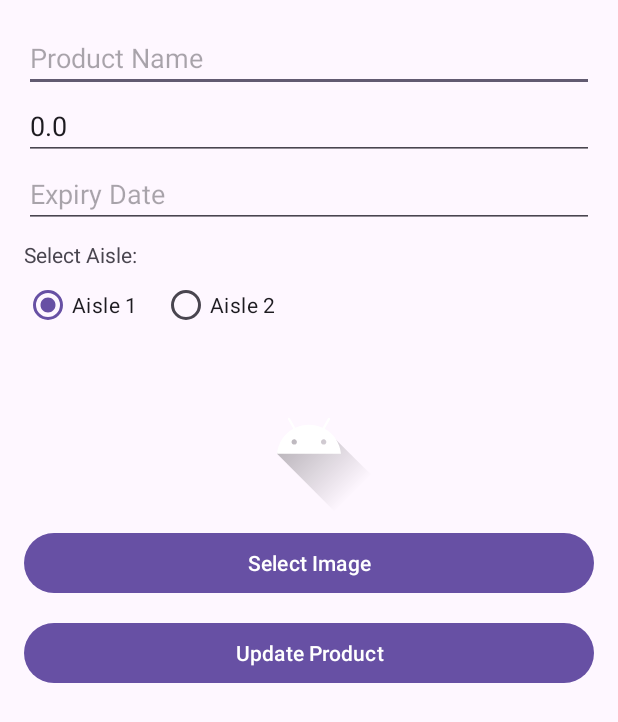
After one commit to ClubEijay/ReFresh-Dynamic-Pricing-For-Perishable-Goods-, an Android app: the EditProductActivity screen opened directly, with no data from a screen before it, on a phone screen of 412 x 824 dp. The commit adds this screen. Shown: the top 722 px of the screen. Run offline under Robolectric (Android 15) with nearby library versions, the phone set to English and light mode, and no system bars; pictures from the network do not load.

Commit message:
"crud product update"

```diff
--- a/app/src/main/AndroidManifest.xml
+++ b/app/src/main/AndroidManifest.xml
@@ -41,10 +41,16 @@
             android:name=".SignUp"
             android:exported="false" />
         <activity
+            android:name=".EditProductActivity"
+            android:exported="false" />
+        <activity
             android:name=".LogIn"
             android:exported="false" />
         <activity
             android:name=".GetStartedActivity"
+            android:exported="false" />
+        <activity
+            android:name=".ChangePassword"
             android:exported="false" />
         <activity
             android:name=".SplashActivity"
--- /dev/null
+++ b/app/src/main/java/com/example/refresh/EditProductActivity.kt
@@ -0,0 +1,206 @@
+package com.example.refresh
+
+import android.app.Activity
+import android.app.DatePickerDialog
+import android.content.Intent
+import android.graphics.BitmapFactory
+import android.net.Uri
+import android.os.Bundle
+import android.util.Base64
+import android.util.Log
+import android.widget.Button
+import android.widget.EditText
+import android.widget.ImageView
+import android.widget.RadioButton
+import android.widget.RadioGroup
+import android.widget.TextView
+import android.widget.Toast
+import androidx.activity.result.contract.ActivityResultContracts
+import androidx.appcompat.app.AppCompatActivity
+import com.example.refresh.model.Product
+import com.example.refresh.network.RetrofitClient
+import com.example.refresh.util.UserSessionManager
+import kotlinx.coroutines.CoroutineScope
+import kotlinx.coroutines.Dispatchers
+import kotlinx.coroutines.launch
+import kotlinx.coroutines.withContext
+import java.io.ByteArrayOutputStream
+import java.util.Calendar
+
+class EditProductActivity : AppCompatActivity() {
+
+    private val TAG = "EditProductActivity"
+    private lateinit var productId: String
+    private lateinit var productName: EditText
+    private lateinit var productPrice: EditText
+    private lateinit var expiryDate: EditText
+    private lateinit var aisleGroup: RadioGroup
+    private lateinit var aisle1: RadioButton
+    private lateinit var aisle2: RadioButton
+    private lateinit var productImagePreview: ImageView
+    private lateinit var selectImageButton: Button
+    private lateinit var updateButton: Button
+    private lateinit var sessionManager: UserSessionManager
+
+    private var selectedImageUri: Uri? = null
+    private var originalImageBase64: String? = null
+    private var newImageBase64: String? = null
+
+    // Register for activity result to handle image picking
+    private val imagePickerLauncher = registerForActivityResult(
+        ActivityResultContracts.GetContent()
+    ) { uri: Uri? ->
+        if (uri != null) {
+            selectedImageUri = uri
+            productImagePreview.setImageURI(uri)
+            processSelectedImage(uri)
+        }
+    }
+
+    override fun onCreate(savedInstanceState: Bundle?) {
+        super.onCreate(savedInstanceState)
+        setContentView(R.layout.activity_edit_product)
+
+        sessionManager = UserSessionManager(this)
+
+        // Initialize views
+        productId = intent.getStringExtra("PRODUCT_ID") ?: ""
+        productName = findViewById(R.id.edit_product_name)
+        productPrice = findViewById(R.id.edit_price)
+        expiryDate = findViewById(R.id.edit_expiry_date)
+        productImagePreview = findViewById(R.id.product_image_preview)
+        selectImageButton = findViewById(R.id.btn_select_image)
+        updateButton = findViewById(R.id.btn_update_product)
+        aisleGroup = findViewById(R.id.aisle_selector)
+        aisle1 = findViewById(R.id.aisle1)
+        aisle2 = findViewById(R.id.aisle2)
+
+        // Populate fields with data from intent
+        populateProductData()
+
+        // Setup date picker for expiry date
+        expiryDate.setOnClickListener {
+            val calendar = Calendar.getInstance()
+            DatePickerDialog(
+                this,
+                { _, year, month, dayOfMonth ->
+                    val formattedDate = "${month + 1}/$dayOfMonth/$year"
+                    expiryDate.setText(formattedDate)
+                },
+                calendar.get(Calendar.YEAR),
+                calendar.get(Calendar.MONTH),
+                calendar.get(Calendar.DAY_OF_MONTH)
+            ).show()
+        }
+
+        selectImageButton.setOnClickListener {
+            imagePickerLauncher.launch("image/*")
+        }
+
+        updateButton.setOnClickListener {
+            updateProductData()
+        }
+    }
+
+    private fun populateProductData() {
+        productName.setText(intent.getStringExtra("PRODUCT_NAME") ?: "")
+        productPrice.setText(intent.getStringExtra("PRODUCT_PRICE") ?: "0.0")
+        expiryDate.setText(intent.getStringExtra("PRODUCT_DESCRIPTION") ?: "")
+
+        // Set the correct aisle radio button
+        when (intent.getStringExtra("PRODUCT_CATEGORY")) {
+            "Aisle 1" -> aisle1.isChecked = true
+            "Aisle 2" -> aisle2.isChecked = true
+        }
+
+        // Load image if available
+        originalImageBase64 = intent.getStringExtra("PRODUCT_IMAGE")
+        if (!originalImageBase64.isNullOrEmpty()) {
+            try {
+                val imageBytes = Base64.decode(originalImageBase64, Base64.DEFAULT)
+                val bitmap = BitmapFactory.decodeByteArray(imageBytes, 0, imageBytes.size)
+                productImagePreview.setImageBitmap(bitmap)
+            } catch (e: Exception) {
+                Log.e(TAG, "Error loading product image: ${e.message}")
+            }
+        }
+    }
+
+    private fun processSelectedImage(uri: Uri) {
+        try {
+            val inputStream = contentResolver.openInputStream(uri)
+            val bitmap = BitmapFactory.decodeStream(inputStream)
+            inputStream?.close()
+
+            val outputStream = ByteArrayOutputStream()
+            bitmap.compress(android.graphics.Bitmap.CompressFormat.JPEG, 70, outputStream)
+            val byteArray = outputStream.toByteArray()
+
+            newImageBase64 = Base64.encodeToString(byteArray, Base64.NO_WRAP)
+            Log.d(TAG, "New image encoded, length: ${newImageBase64?.length}")
+        } catch (e: Exception) {
+            Log.e(TAG, "Error processing image: ${e.message}")
+            Toast.makeText(this, "Error processing image", Toast.LENGTH_SHORT).show()
+        }
+    }
+
+    private fun updateProductData() {
+        if (productName.text.isBlank() || productPrice.text.isBlank() || expiryDate.text.isBlank()) {
+            Toast.makeText(this, "Please fill in all fields", Toast.LENGTH_SHORT).show()
+            return
+        }
+
+        val selectedAisle = when (aisleGroup.checkedRadioButtonId) {
+            R.id.aisle1 -> "Aisle 1"
+            R.id.aisle2 -> "Aisle 2"
+            else -> "Unknown"
+        }
+
+        val priceDouble = productPrice.text.toString().toDoubleOrNull()
+        if (priceDouble == null) {
+            Toast.makeText(this, "Invalid price format", Toast.LENGTH_SHORT).show()
+            return
+        }
+
+        // Use the user email from session manager
+        val userEmail = sessionManager.getUserDetails()[UserSessionManager.KEY_EMAIL] ?: "unknown@example.com"
+
+        // Create updated product object
+        val updatedProduct = Product(
+            _id = productId, // Make sure to include the original ID
+            name = productName.text.toString(),
+            price = priceDouble,
+            description = expiryDate.text.toString(),
+            category = selectedAisle,
+            userEmail = userEmail,
+            imageBase64 = newImageBase64 ?: originalImageBase64 // Use new image if available, otherwise keep original
+        )
+
+        // Send update to server
+        updateProductOnServer(updatedProduct)
+    }
+
+    private fun updateProductOnServer(product: Product) {
+        CoroutineScope(Dispatchers.IO).launch {
+            try {
+                Log.d(TAG, "Updating product with ID: ${product._id}")
+                val response = RetrofitClient.api.updateProduct(product._id ?: "", product)
+
+                withContext(Dispatchers.Main) {
+                    if (response.isSuccessful) {
+                        Toast.makeText(this@EditProductActivity, "Product updated successfully", Toast.LENGTH_SHORT).show()
+                        // Return to Dashboard
+                        finish()
+                    } else {
+                        Toast.makeText(this@EditProductActivity, "Update failed: ${response.message()}", Toast.LENGTH_SHORT).show()
+                    }
+                }
+            } catch (e: Exception) {
+                Log.e(TAG, "Error updating product: ${e.message}")
+                withContext(Dispatchers.Main) {
+                    Toast.makeText(this@EditProductActivity, "Error: ${e.message}", Toast.LENGTH_SHORT).show()
+                }
+            }
+        }
+    }
+}
--- a/app/src/main/java/com/example/refresh/EditProfile.kt
+++ b/app/src/main/java/com/example/refresh/EditProfile.kt
@@ -18,8 +18,6 @@ import java.io.IOException
 import okhttp3.Response
 import okhttp3.Request
 import okhttp3.Callback
-
-
 
 class EditProfile : AppCompatActivity() {
 
--- a/app/src/main/java/com/example/refresh/Product.kt
+++ b/app/src/main/java/com/example/refresh/Product.kt
@@ -1,6 +1,7 @@
 package com.example.refresh.model
 
 data class Product(
+    val _id: String? = null,
     val name: String,
     val price: Double,
     val description: String,
--- /dev/null
+++ b/app/src/main/res/layout/activity_edit_product.xml
@@ -0,0 +1,87 @@
+<?xml version="1.0" encoding="utf-8"?>
+<LinearLayout xmlns:android="http://schemas.android.com/apk/res/android"
+    android:layout_width="match_parent"
+    android:layout_height="wrap_content"
+    android:orientation="vertical"
+    android:padding="16dp">
+
+    <!-- Editable Product Name -->
+    <EditText
+        android:id="@+id/edit_product_name"
+        android:layout_width="match_parent"
+        android:layout_height="wrap_content"
+        android:hint="Product Name"
+        android:text="@{product.name}" /> <!-- Bind dynamic text here if needed -->
+
+    <!-- Editable Price -->
+    <EditText
+        android:id="@+id/edit_price"
+        android:layout_width="match_parent"
+        android:layout_height="wrap_content"
+        android:hint="Price"
+        android:inputType="numberDecimal"
+        android:text="@{product.price}" /> <!-- Bind dynamic price here if needed -->
+
+    <!-- Editable Expiry Date -->
+    <EditText
+        android:id="@+id/edit_expiry_date"
+        android:layout_width="match_parent"
+        android:layout_height="wrap_content"
+        android:hint="Expiry Date"
+        android:focusable="false" /> <!-- Disable manual input, will be set via DatePicker -->
+
+    <!-- Aisle Selection Group -->
+    <TextView
+        android:layout_width="match_parent"
+        android:layout_height="wrap_content"
+        android:text="Select Aisle:"
+        android:paddingTop="8dp" />
+
+    <RadioGroup
+        android:id="@+id/aisle_selector"
+        android:layout_width="match_parent"
+        android:layout_height="wrap_content"
+        android:orientation="horizontal">
+
+        <RadioButton
+            android:id="@+id/aisle1"
+            android:layout_width="wrap_content"
+            android:layout_height="wrap_content"
+            android:text="Aisle 1"
+            android:checked="true" />
+
+        <RadioButton
+            android:id="@+id/aisle2"
+            android:layout_width="wrap_content"
+            android:layout_height="wrap_content"
+            android:text="Aisle 2"
+            android:layout_marginStart="16dp" />
+    </RadioGroup>
+
+    <!-- Editable Product Image Preview -->
+    <ImageView
+        android:id="@+id/product_image_preview"
+        android:layout_width="100dp"
+        android:layout_height="100dp"
+        android:layout_gravity="center"
+        android:src="@drawable/ic_launcher_foreground"
+        android:scaleType="centerCrop"
+        android:layout_marginTop="16dp" />
+
+    <!-- Button to Select Image -->
+    <Button
+        android:id="@+id/btn_select_image"
+        android:layout_width="match_parent"
+        android:layout_height="wrap_content"
+        android:text="Select Image"
+        android:layout_marginTop="8dp"/>
+
+    <!-- Button to Save/Update Product -->
+    <Button
+        android:id="@+id/btn_update_product"
+        android:layout_width="match_parent"
+        android:layout_height="wrap_content"
+        android:text="Update Product"
+        android:layout_marginTop="12dp"/>
+
+</LinearLayout>
--- a/app/src/main/res/layout/activity_edit_profile.xml
+++ b/app/src/main/res/layout/activity_edit_profile.xml
@@ -41,6 +41,7 @@
             android:id="@+id/profile_picture"
             android:layout_width="150dp"
             android:layout_height="150dp"
+            android:layout_marginLeft="120dp"
             android:src="@drawable/profile_img"
             android:layout_centerHorizontal="true"
             android:layout_marginTop="50dp"/>
--- a/app/src/main/res/layout/activity_settings.xml
+++ b/app/src/main/res/layout/activity_settings.xml
@@ -83,12 +83,13 @@
 
 
         <ImageButton
+            android:id="@+id/change_password_button"
             android:layout_width="wrap_content"
             android:layout_height="wrap_content"
-            android:src="@drawable/changeset"
+            android:layout_marginLeft="14dp"
             android:layout_marginTop="360dp"
             android:background="@color/trans"
-            android:layout_marginLeft="14dp" />
+            android:src="@drawable/changeset" />
 
         <ImageButton
             android:layout_width="wrap_content"
```
Also changed, not shown: app/build.gradle.kts (+0 -16 lines), app/src/main/java/com/example/refresh/ApiService.kt (+13 -1 lines), app/src/main/java/com/example/refresh/ChangePassword.kt (added, +87 -0 lines), app/src/main/java/com/example/refresh/Dashboard.kt (+151 -28 lines), app/src/main/java/com/example/refresh/LogIn.kt (+40 -5 lines), app/src/main/java/com/example/refresh/SettingsActivity.kt (+7 -0 lines), app/src/main/java/com/example/refresh/UserSessionManager.kt (+9 -0 lines), app/src/main/res/layout/activity_change_password.xml (added, +80 -0 lines).
